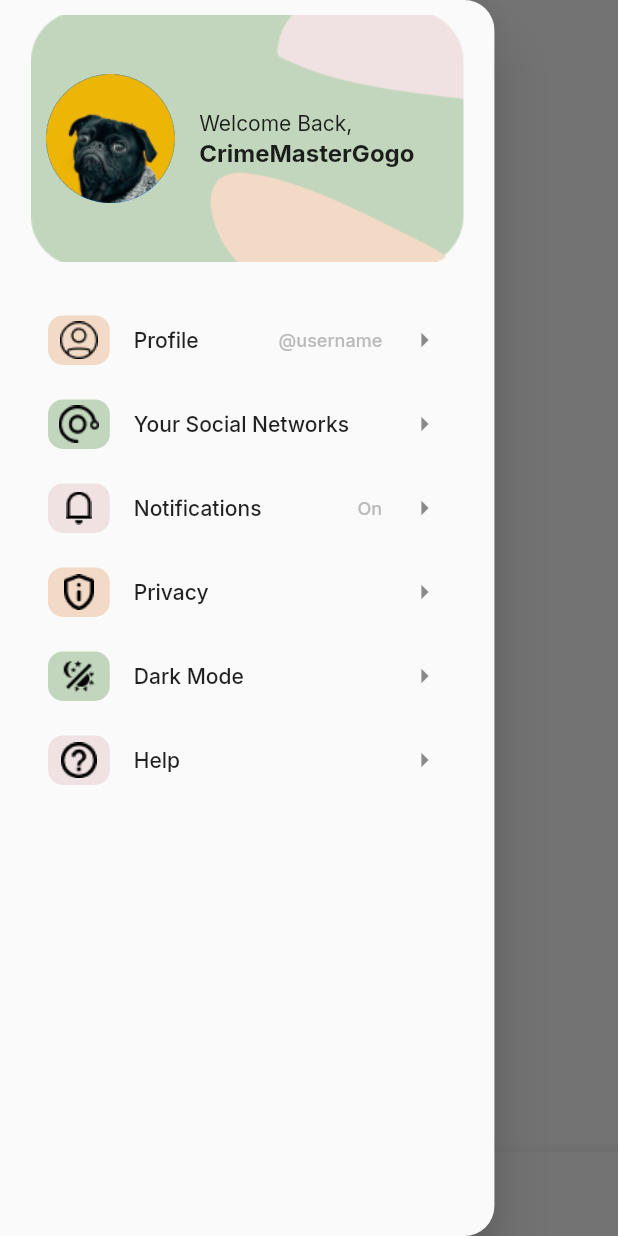
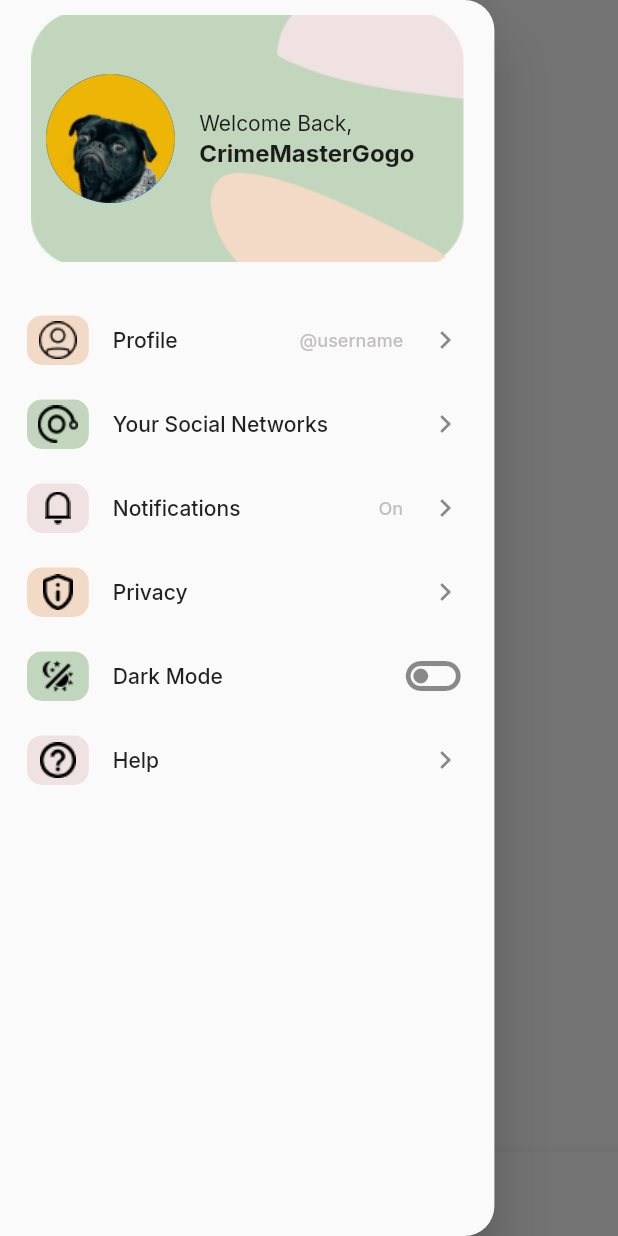
Before and after one commit to Sparsh-R17/Climate-Fintech-App, a Flutter app: the screen it shows after launch, item 2 of the bottom bar chosen, with the side drawer open, on a phone screen of 412 x 824 dp. Run offline on Flutter 3.47's test engine with Material 2 defaults, Android fonts, the phone set to English and light mode, and no system bars; our stand-ins replace carousel_slider, google_fonts.

Commit message:
Updated Custom Drawer

```diff
--- a/lib/config/drawer_data.dart
+++ b/lib/config/drawer_data.dart
@@ -9,41 +9,41 @@
     listName: 'Profile',
     icon: 'assets/images/user_icon.png',
     listTag: '@username',
-    trailingIcon: Icons.arrow_right,
+    trailingIcon: Icons.navigate_next,
   ),
   DrawerList(
     boxColor: AppColor.green,
     listName: 'Your Social Networks',
     icon: 'assets/images/socialmedia_icon.png',
     listTag: '',
-    trailingIcon: Icons.arrow_right,
+    trailingIcon: Icons.navigate_next,
   ),
   DrawerList(
     boxColor: AppColor.pink,
     listName: 'Notifications',
     icon: 'assets/images/notifications_icon.png',
     listTag: '  On',
-    trailingIcon: Icons.arrow_right,
+    trailingIcon: Icons.navigate_next,
   ),
   DrawerList(
     boxColor: AppColor.brown,
     listName: 'Privacy',
     icon: 'assets/images/privacy_icon.png',
     listTag: '',
-    trailingIcon: Icons.arrow_right,
+    trailingIcon: Icons.navigate_next,
   ),
   DrawerList(
     boxColor: AppColor.green,
     listName: 'Dark Mode',
     icon: 'assets/images/darkmode_icon.png',
     listTag: '',
-    trailingIcon: Icons.arrow_right,
+    trailingIcon: Icons.toggle_off_outlined,
   ),
   DrawerList(
     boxColor: AppColor.pink,
     listName: 'Help',
     icon: 'assets/images/help_icon.png',
     listTag: '',
-    trailingIcon: Icons.arrow_right,
+    trailingIcon: Icons.navigate_next,
   ),
 ];
--- a/lib/widgets/custom_drawer.dart
+++ b/lib/widgets/custom_drawer.dart
@@ -92,6 +92,7 @@
                   name: drawerList[index].listName,
                   tagName: drawerList[index].listTag,
                   tileIcon: drawerList[index].trailingIcon,
+                  index: index
                 );
               },
             ),
--- a/lib/widgets/drawer_list_tile.dart
+++ b/lib/widgets/drawer_list_tile.dart
@@ -1,16 +1,16 @@
 import 'package:flutter/material.dart';
 
-import '../config/colors.dart';
-
-class DrawerListTile extends StatelessWidget {
+class DrawerListTile extends StatefulWidget {
   final Color containerColor;
   final String name;
   final String containerImage;
   final String tagName;
   final IconData tileIcon;
+  final int index;
 
   const DrawerListTile({
     super.key,
+    required this.index,
     required this.containerColor,
     required this.name,
     required this.containerImage,
@@ -19,26 +19,59 @@
   });
 
   @override
+  State<DrawerListTile> createState() => _DrawerListTileState();
+}
+
+class _DrawerListTileState extends State<DrawerListTile> {
+  bool toggleButton = false;
+
+  @override
   Widget build(BuildContext context) {
-    return ListTile(
+    return GestureDetector(
+      onTap: () {
+        if (widget.index == 4) {
+          setState(() {
+            toggleButton = !toggleButton;
+          });
+        } else {
+          print('Tap detected');
+        }
+      },
+      child: ListTile(
+        minVerticalPadding: 10,
+        contentPadding: const EdgeInsets.symmetric(horizontal: 2),
         leading: Container(
           height: MediaQuery.of(context).size.height * 0.04,
           width: MediaQuery.of(context).size.width * 0.10,
           decoration: BoxDecoration(
-          color: containerColor,
+            color: widget.containerColor,
             borderRadius: BorderRadius.circular(10),
           ),
-        child: Image.asset(containerImage),
+          child: Image.asset(widget.containerImage),
         ),
-      trailing: Icon(tileIcon),
+        trailing: widget.index == 4
+            ? toggleButton
+                ? const Icon(
+                    Icons.toggle_on_sharp,
+                    color: Colors.green,
+                    size: 40,
+                  )
+                : Icon(
+                    widget.tileIcon,
+                    size: 40,
+                  )
+            : Icon(widget.tileIcon),
         title: Row(
           mainAxisAlignment: MainAxisAlignment.spaceBetween,
           children: [
-          Text(name),
-          Text(tagName,
+            Text(widget.name),
+            Text(
+              widget.tagName,
               style: const TextStyle(
-                  color: Color.fromRGBO(186, 186, 186, 100), fontSize: 12)),
+                  color: Color.fromARGB(156, 157, 152, 152), fontSize: 12),
+            ),
           ],
+        ),
       ),
     );
   }
```
Also changed, not shown: assets/images/animal_image.png (added), assets/images/environment_picture.png (added), assets/images/forest_image.png (added), assets/images/solar_image.png (added), assets/images/water_image.png (added). Lines whose indentation alone changed are shown as unchanged.
